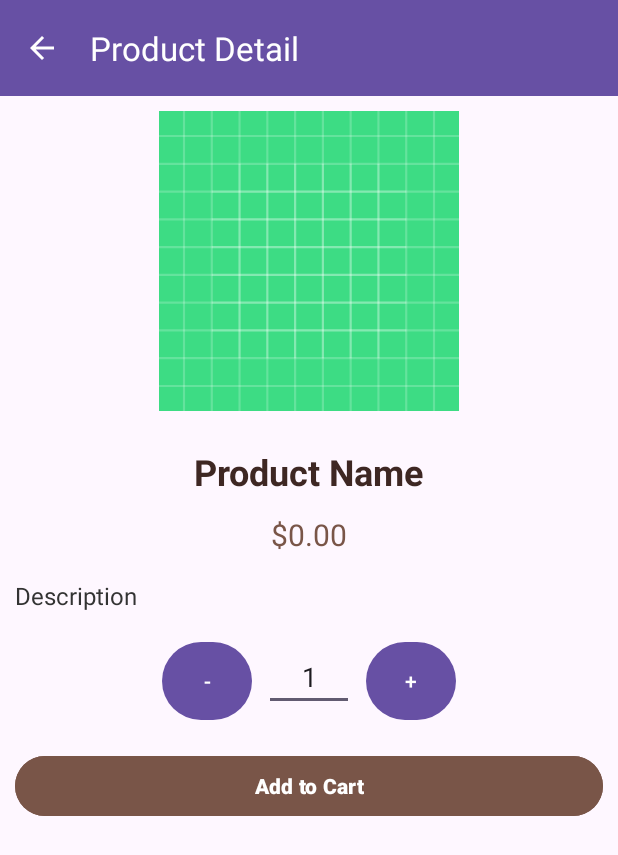
After one commit to tai160903/PRM392_CoffeeApp, an Android app: the ProductDetailActivity screen opened directly, with no data from a screen before it, on a phone screen of 412 x 824 dp. The commit adds this screen. Shown: the top 855 px of the screen. Run offline under Robolectric (Android 15) with nearby library versions, the phone set to English and light mode, and no system bars; pictures from the network do not load; 1 statement that could not run was skipped.

Commit message:
add cart and detail product

```diff
--- a/app/src/main/AndroidManifest.xml
+++ b/app/src/main/AndroidManifest.xml
@@ -23,8 +23,11 @@
         </activity>
         <activity android:name=".RegisterActivity" />
         <activity android:name=".HomeActivity" />
+        <activity android:name=".ProductDetailActivity" />
+        <activity android:name=".CartActivity" />
         <activity android:name=".management.ProductListActivity" />
         <activity android:name=".management.EditProductActivity" />
+        <activity android:name=".management.ManagerActivity" />
     </application>
 
 </manifest>
--- /dev/null
+++ b/app/src/main/java/com/example/prm392_coffeeapp/ProductDetailActivity.java
@@ -0,0 +1,118 @@
+package com.example.prm392_coffeeapp;
+
+import android.os.Bundle;
+import android.view.View;
+import android.widget.Button;
+import android.widget.EditText;
+import android.widget.ImageView;
+import android.widget.TextView;
+import android.widget.Toast;
+
+import androidx.appcompat.app.AppCompatActivity;
+import androidx.appcompat.widget.Toolbar;
+
+
+import com.bumptech.glide.Glide;
+import com.example.prm392_coffeeapp.dao.CartItemDao;
+import com.example.prm392_coffeeapp.dao.ProductDao;
+import com.example.prm392_coffeeapp.database.AppDatabase;
+import com.example.prm392_coffeeapp.entity.CartItem;
+import com.example.prm392_coffeeapp.entity.Product;
+
+public class ProductDetailActivity extends AppCompatActivity {
+    private ImageView imgProduct;
+    private TextView tvProductName, tvProductPrice, tvProductDescription;
+    private EditText etQuantity;
+    private Button btnDecrease, btnIncrease, btnAddToCart;
+
+    private Product currentProduct; // Store loaded product for cart logic
+
+    @Override
+    protected void onCreate(Bundle savedInstanceState) {
+        super.onCreate(savedInstanceState);
+        setContentView(R.layout.activity_detail_product);
+
+        Toolbar toolbar = findViewById(R.id.toolbar);
+        setSupportActionBar(toolbar);
+        if(getSupportActionBar() != null){
+            getSupportActionBar().setDisplayHomeAsUpEnabled(true);
+            getSupportActionBar().setTitle("Product Detail");
+        }
+
+        imgProduct = findViewById(R.id.imgProductDetail);
+        tvProductName = findViewById(R.id.tvProductNameDetail);
+        tvProductPrice = findViewById(R.id.tvProductPriceDetail);
+        tvProductDescription = findViewById(R.id.tvProductDescriptionDetail);
+
+        etQuantity = findViewById(R.id.etQuantity);
+        btnDecrease = findViewById(R.id.btnDecrease);
+        btnIncrease = findViewById(R.id.btnIncrease);
+        btnAddToCart = findViewById(R.id.btnAddToCart);
+
+        btnDecrease.setOnClickListener(v -> {
+            int qty = Integer.parseInt(etQuantity.getText().toString());
+            if (qty > 1) {
+                etQuantity.setText(String.valueOf(qty - 1));
+            }
+        });
+
+        btnIncrease.setOnClickListener(v -> {
+            int qty = Integer.parseInt(etQuantity.getText().toString());
+            etQuantity.setText(String.valueOf(qty + 1));
+        });
+
+        btnAddToCart.setOnClickListener(v -> {
+            int qty = Integer.parseInt(etQuantity.getText().toString());
+            if (currentProduct == null) {
+                Toast.makeText(this, "Product not loaded", Toast.LENGTH_SHORT).show();
+                return;
+            }
+            new Thread(() -> {
+                CartItemDao cartItemDao = AppDatabase.getInstance(getApplicationContext()).cartItemDao();
+                CartItem cartItem = new CartItem(
+                        currentProduct.getUuid(),
+                        currentProduct.getName(),
+                        qty,
+                        currentProduct.getPrice()
+                );
+                cartItemDao.insert(cartItem);
+                runOnUiThread(() -> Toast.makeText(this, "Added " + qty + " to cart", Toast.LENGTH_SHORT).show());
+            }).start();
+        });
+
+        String productId = getIntent().getStringExtra("product_id");
+        if (productId == null) {
+            Toast.makeText(this, "Product not found", Toast.LENGTH_SHORT).show();
+            finish();
+            return;
+        }
+
+        new Thread(() -> {
+            ProductDao productDao = AppDatabase.getInstance(getApplicationContext()).productDao();
+            Product product = productDao.getProductById(productId);
+
+            runOnUiThread(() -> {
+                if (product != null) {
+                    currentProduct = product;
+                    tvProductName.setText(product.getName());
+                    tvProductPrice.setText(product.getPrice() + "$");
+                    tvProductDescription.setText(product.getDescription());
+                    Glide.with(this)
+                            .load(product.getImageUrl())
+                            .placeholder(R.drawable.ic_launcher_background)
+                            .error(R.drawable.ic_launcher_background)
+                            .into(imgProduct);
+                } else {
+                    Toast.makeText(this, "Product not found", Toast.LENGTH_SHORT).show();
+                    finish();
+                }
+            });
+        }).start();
+    }
+
+    @Override
+    public boolean onSupportNavigateUp() {
+        finish();
+        return true;
+    }
+}
--- /dev/null
+++ b/app/src/main/java/com/example/prm392_coffeeapp/dao/CartItemDao.java
@@ -0,0 +1,29 @@
+package com.example.prm392_coffeeapp.dao;
+
+import androidx.room.Dao;
+import androidx.room.Insert;
+import androidx.room.Query;
+import androidx.room.Update;
+import androidx.room.Delete;
+
+import com.example.prm392_coffeeapp.entity.CartItem;
+
+import java.util.List;
+
+@Dao
+public interface CartItemDao {
+    @Insert
+    void insert(CartItem cartItem);
+
+    @Update
+    void update(CartItem cartItem);
+
+    @Delete
+    void delete(CartItem cartItem);
+
+    @Query("SELECT * FROM cart_items")
+    List<CartItem> getAllCartItems();
+
+    @Query("DELETE FROM cart_items")
+    void clearCart();
+}
--- /dev/null
+++ b/app/src/main/res/layout/activity_detail_product.xml
@@ -0,0 +1,104 @@
+<?xml version="1.0" encoding="utf-8"?>
+<ScrollView xmlns:android="http://schemas.android.com/apk/res/android"
+    android:layout_width="match_parent"
+    android:layout_height="match_parent"
+    >
+
+    <LinearLayout
+        android:layout_width="match_parent"
+        android:layout_height="wrap_content"
+        android:gravity="center_horizontal"
+        android:orientation="vertical">
+
+        <androidx.appcompat.widget.Toolbar
+            android:id="@+id/toolbar"
+            android:layout_width="match_parent"
+            android:layout_height="?attr/actionBarSize"
+            android:background="?attr/colorPrimary"
+            android:popupTheme="@style/ThemeOverlay.AppCompat.Light"
+            android:theme="@style/ThemeOverlay.AppCompat.Dark.ActionBar" />
+
+        <ImageView
+            android:id="@+id/imgProductDetail"
+            android:layout_width="200dp"
+            android:layout_height="200dp"
+            android:layout_marginTop="10dp"
+            android:layout_marginBottom="24dp"
+            android:background="@drawable/rounded_image_bg"
+            android:scaleType="centerCrop"
+            android:src="@drawable/ic_launcher_background" />
+
+        <TextView
+            android:id="@+id/tvProductNameDetail"
+            android:layout_width="wrap_content"
+            android:layout_height="wrap_content"
+            android:layout_marginBottom="12dp"
+            android:text="Product Name"
+            android:textColor="#3E2723"
+            android:textSize="24sp"
+            android:textStyle="bold" />
+
+        <TextView
+            android:id="@+id/tvProductPriceDetail"
+            android:layout_width="wrap_content"
+            android:layout_height="wrap_content"
+            android:layout_marginBottom="16dp"
+            android:text="$0.00"
+            android:textColor="#795548"
+            android:textSize="20sp" />
+
+        <TextView
+            android:id="@+id/tvProductDescriptionDetail"
+            android:layout_width="match_parent"
+            android:layout_height="wrap_content"
+            android:layout_marginBottom="16dp"
+            android:paddingHorizontal="10dp"
+            android:text="Description"
+            android:textColor="#333333"
+            android:textSize="16sp" />
+
+        <!-- Quantity controls -->
+        <LinearLayout
+            android:layout_width="wrap_content"
+            android:layout_height="wrap_content"
+            android:layout_marginBottom="16dp"
+            android:gravity="center_vertical"
+            android:orientation="horizontal">
+
+            <Button
+                android:id="@+id/btnDecrease"
+                android:layout_width="60dp"
+                android:layout_height="60dp"
+                android:text="-"
+                android:textAlignment="center" />
+
+            <EditText
+                android:id="@+id/etQuantity"
+                android:layout_width="60dp"
+                android:layout_height="40dp"
+                android:layout_marginLeft="8dp"
+                android:layout_marginRight="8dp"
+                android:gravity="center"
+                android:inputType="number"
+                android:text="1" />
+
+            <Button
+                android:id="@+id/btnIncrease"
+                android:layout_width="60dp"
+                android:layout_height="60dp"
+                android:text="+"
+                android:textAllCaps="false" />
+        </LinearLayout>
+
+        <Button
+            android:id="@+id/btnAddToCart"
+            android:layout_width="match_parent"
+            android:layout_height="wrap_content"
+            android:layout_marginHorizontal="10dp"
+            android:backgroundTint="#795548"
+            android:text="Add to Cart"
+            android:textColor="#FFFFFF"
+            android:textStyle="bold" />
+
+    </LinearLayout>
+</ScrollView>
--- a/app/src/main/res/layout/activity_product_list.xml
+++ b/app/src/main/res/layout/activity_product_list.xml
@@ -18,7 +18,7 @@
         android:id="@+id/bottom_navigation"
         android:layout_width="0dp"
         android:layout_height="wrap_content"
-        app:menu="@menu/bottom_nav_menu"
+        app:menu="@menu/bottom_nav_customer"
         app:layout_constraintBottom_toBottomOf="parent"
         app:layout_constraintStart_toStartOf="parent"
         app:layout_constraintEnd_toEndOf="parent" />
--- a/app/src/main/res/layout/item_product_customer.xml
+++ b/app/src/main/res/layout/item_product_customer.xml
@@ -31,7 +31,7 @@
 
             <TextView
                 android:id="@+id/tvProductName"
-                android:text="Cà phê sữa đá"
+                android:text="Capuccino"
                 android:textSize="18sp"
                 android:textStyle="bold"
                 android:textColor="#3E2723"
@@ -49,7 +49,7 @@
 
             <Button
                 android:id="@+id/btnAddToCart"
-                android:text="Thêm vào giỏ"
+                android:text="Add to Cart"
                 android:layout_width="wrap_content"
                 android:layout_height="wrap_content"
                 android:layout_marginTop="8dp"
```
Also changed, not shown: app/src/main/java/com/example/prm392_coffeeapp/CartActivity.java (added, +98 -0 lines), app/src/main/java/com/example/prm392_coffeeapp/HomeActivity.java (+13 -1 lines), app/src/main/java/com/example/prm392_coffeeapp/adapter/CartAdapter.java (+7 -7 lines), app/src/main/java/com/example/prm392_coffeeapp/adapter/ProductCustomerAdapter.java (+48 -0 lines), app/src/main/java/com/example/prm392_coffeeapp/database/AppDatabase.java (+4 -4 lines), app/src/main/java/com/example/prm392_coffeeapp/entity/CartItem.java (added, +25 -0 lines), app/src/main/res/layout/activity_cart.xml (+31 -14 lines), app/src/main/res/layout/activity_customer_home.xml (deleted, +0 -40 lines), app/src/main/res/layout/activity_manager_home.xml (deleted, +0 -133 lines), app/src/main/res/layout/activity_statistics.xml (deleted, +0 -28 lines).
